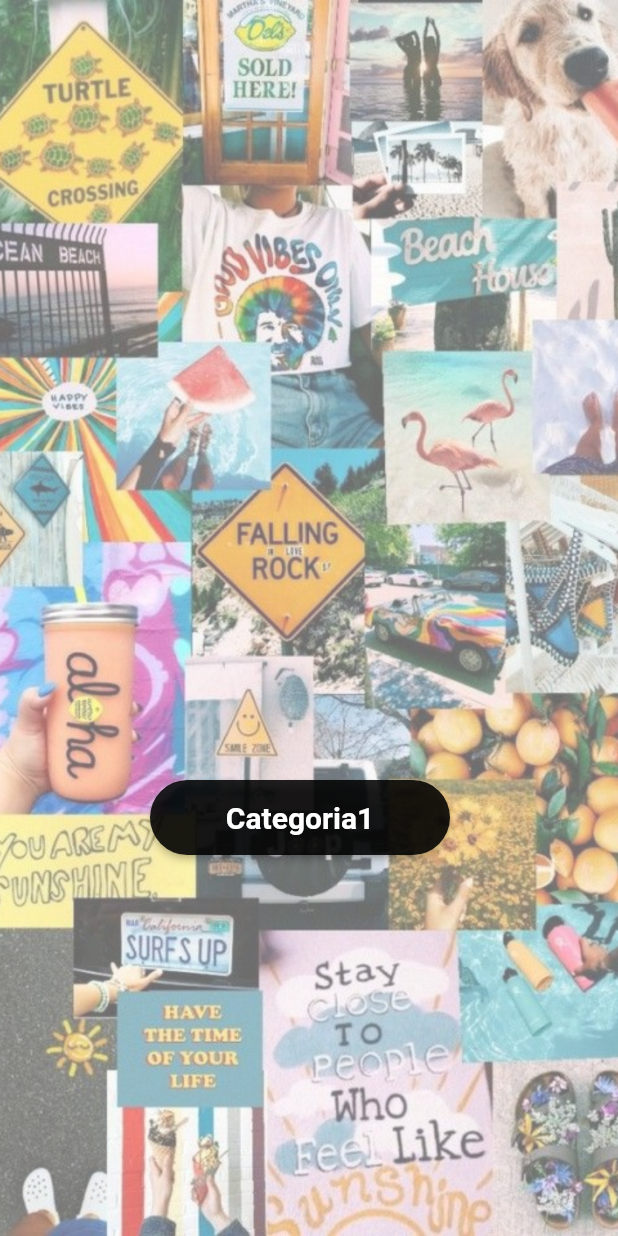
After one commit to MatteoPella/MC_App_Flutter, a Flutter app: the Categorie screen opened by its route, on a phone screen of 412 x 824 dp. The commit adds this screen. Run offline on Flutter 3.47's test engine with Material 2 defaults, Android fonts, the phone set to English and light mode, and no system bars.

Commit message:
Aggiunta pagina categorie

```diff
--- /dev/null
+++ b/lib/categorie.dart
@@ -0,0 +1,48 @@
+import 'package:flutter/material.dart';
+
+class Categorie extends StatelessWidget {
+  const Categorie({super.key});
+
+  @override
+  Widget build(BuildContext context) {
+    return Scaffold(
+        body: Stack(
+          children: [
+
+
+            Positioned(
+              top: 0,
+              child: Image.asset(
+                'assets/images/GUESS_the_image_clean.png',
+                height: MediaQuery.of(context).size.height,
+                width: MediaQuery.of(context).size.width,
+                fit: BoxFit.cover,
+              ),
+            ),
+
+
+            Positioned(
+              left: 100, //MediaQuery.of(context).size.width/3,
+              top: 520, //MediaQuery.of(context).size.height/2,
+              child: ElevatedButton(
+                style: ElevatedButton.styleFrom(
+                    backgroundColor: Colors.black87,
+                    fixedSize: const Size(200, 50),
+                    shape: RoundedRectangleBorder(
+                        borderRadius: BorderRadius.circular(50))),
+                onPressed: () {
+                  Navigator.pushNamed(context, '/new_page');
+                },
+                child: const Text(
+                  'Categoria1',
+                  style: TextStyle(fontWeight: FontWeight.bold, fontSize: 20),
+                ),
+              ),
+            ),
+
+
+          ]
+        )
+    );
+  }
+}
--- a/lib/home_page.dart
+++ b/lib/home_page.dart
@@ -33,7 +33,7 @@ class HomePage extends StatelessWidget {
               iconSize: 350,
               icon: Image.asset(bottoneInizia),
               onPressed: () {
-                Navigator.pushNamed(context, '/new_page');
+                Navigator.pushNamed(context, '/categorie');
               },
             ),
           ),
--- a/lib/main.dart
+++ b/lib/main.dart
@@ -1,4 +1,5 @@
 import 'package:flutter/material.dart';
+import 'package:nuova_prova_1/categorie.dart';
 import 'home_page.dart';
 import 'home_page2.dart';
 import 'new_page.dart';
@@ -30,6 +31,7 @@ class MyApp extends StatelessWidget {
   Map<String, WidgetBuilder> routing(){
     return {
       '/home_page': (context) => const HomePage(),
+      '/categorie': (context) => const Categorie(),
       '/new_page': (context) => const NewPage(),
       '/new_page_2': (context) => const NewPage2(),
       '/new_page_3': (context) => const NewPage3(),
--- a/lib/new_page.dart
+++ b/lib/new_page.dart
@@ -107,7 +107,6 @@ class _NewPageState extends State<NewPage>
                       borderRadius: BorderRadius.circular(50))),
               onPressed: roll,
               child: const Text(
-
                 'Roll',
                 style: TextStyle(fontWeight: FontWeight.bold, fontSize: 20),
               ),
```
Also changed, not shown: 3 other files.
